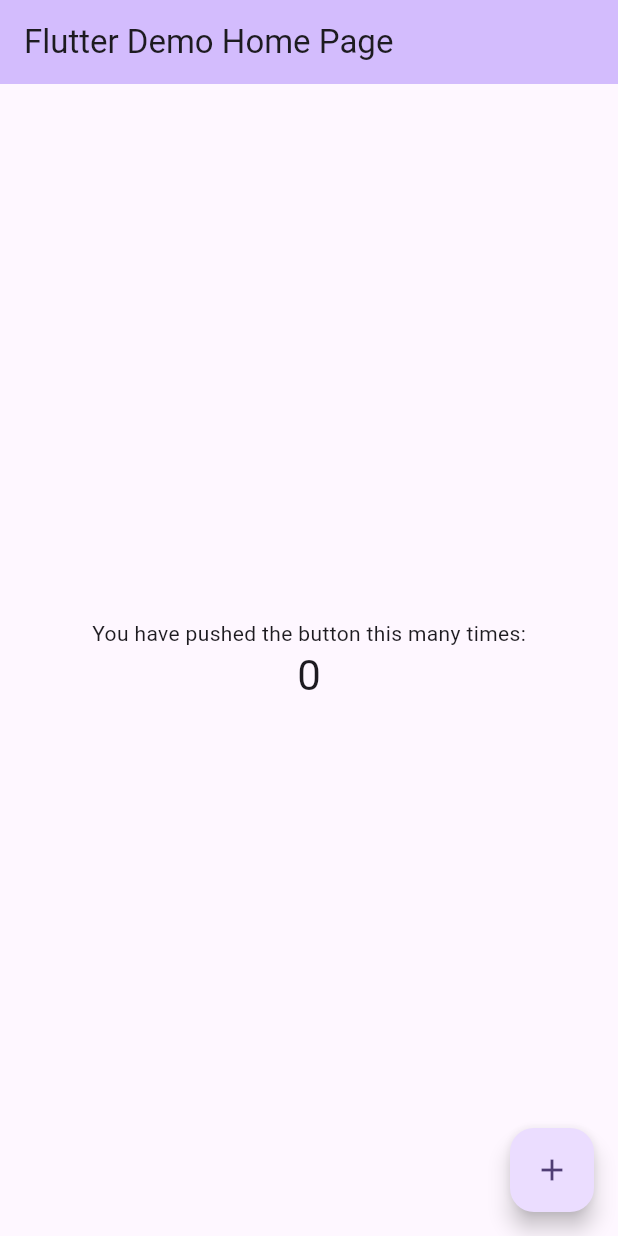
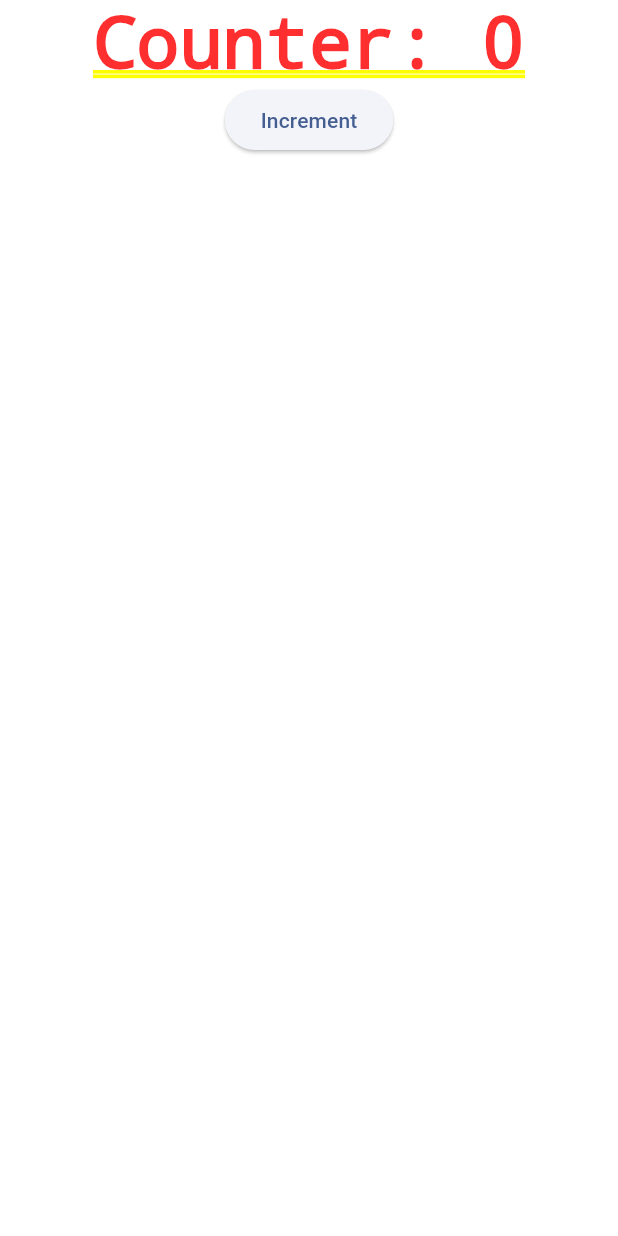
Before and after one commit to vosonha89/flutter-base-template, a Flutter app: the screen it shows after launch, on a phone screen of 412 x 824 dp. Run offline on Flutter 3.47's test engine with Material 3 defaults, Android fonts, the light colour scheme and no system bars.

Commit message:
Set up initial feature modules: `home` presentation and logic layers with updated app root structure.

```diff
--- /dev/null
+++ b/lib/app.dart
@@ -0,0 +1,33 @@
+import 'package:flutter/material.dart';
+import 'package:flutter_base_template/features/home/presentation/home.dart';
+
+class Application extends StatelessWidget {
+  const Application({super.key});
+
+  // This widget is the root of your application.
+  @override
+  Widget build(BuildContext context) {
+    return MaterialApp(
+      title: 'Flutter Demo',
+      theme: ThemeData(
+        // This is the theme of your application.
+        //
+        // TRY THIS: Try running your application with "flutter run". You'll see
+        // the application has a purple toolbar. Then, without quitting the app,
+        // try changing the seedColor in the colorScheme below to Colors.green
+        // and then invoke "hot reload" (save your changes or press the "hot
+        // reload" button in a Flutter-supported IDE, or press "r" if you used
+        // the command line to start the app).
+        //
+        // Notice that the counter didn't reset back to zero; the application
+        // state is not lost during the reload. To reset the state, use hot
+        // restart instead.
+        //
+        // This works for code too, not just values: Most code changes can be
+        // tested with just a hot reload.
+        colorScheme: ColorScheme.fromSeed(seedColor: Colors.blueAccent),
+      ),
+      home: const HomeView(),
+    );
+  }
+}
--- /dev/null
+++ b/lib/features/home/domain/home.logic.dart
@@ -0,0 +1,11 @@
+import 'package:flutter/material.dart';
+
+abstract class HomeLogic<T extends StatefulWidget> extends State<T> {
+  int counter = 0;
+
+  void increment() {
+    setState(() {
+      counter++;
+    });
+  }
+}
--- /dev/null
+++ b/lib/features/home/presentation/home.dart
@@ -0,0 +1,31 @@
+import 'package:flutter/material.dart';
+import '../domain/home.logic.dart';
+
+class HomeView extends StatefulWidget {
+  const HomeView({
+    super.key,
+    this.color = const Color(0xFFFFE306),
+    this.child,
+  });
+
+  final Color color;
+  final Widget? child;
+
+  @override
+  State<HomeView> createState() => _HomeWidgetState();
+}
+
+class _HomeWidgetState extends HomeLogic<HomeView> {
+  @override
+  Widget build(BuildContext context) {
+    return Column(
+      children: [
+        Text('Counter: $counter'),
+        ElevatedButton(
+          onPressed: increment,
+          child: Text('Increment'),
+        ),
+      ],
+    );
+  }
+}
--- a/lib/main.dart
+++ b/lib/main.dart
@@ -1,122 +1,6 @@
 import 'package:flutter/material.dart';
+import 'package:flutter_base_template/app.dart';
 
 void main() {
-  runApp(const MyApp());
+  runApp(const Application());
 }
-
-class MyApp extends StatelessWidget {
-  const MyApp({super.key});
-
-  // This widget is the root of your application.
-  @override
-  Widget build(BuildContext context) {
-    return MaterialApp(
-      title: 'Flutter Demo',
-      theme: ThemeData(
-        // This is the theme of your application.
-        //
-        // TRY THIS: Try running your application with "flutter run". You'll see
-        // the application has a purple toolbar. Then, without quitting the app,
-        // try changing the seedColor in the colorScheme below to Colors.green
-        // and then invoke "hot reload" (save your changes or press the "hot
-        // reload" button in a Flutter-supported IDE, or press "r" if you used
-        // the command line to start the app).
-        //
-        // Notice that the counter didn't reset back to zero; the application
-        // state is not lost during the reload. To reset the state, use hot
-        // restart instead.
-        //
-        // This works for code too, not just values: Most code changes can be
-        // tested with just a hot reload.
-        colorScheme: ColorScheme.fromSeed(seedColor: Colors.deepPurple),
-      ),
-      home: const MyHomePage(title: 'Flutter Demo Home Page'),
-    );
-  }
-}
-
-class MyHomePage extends StatefulWidget {
-  const MyHomePage({super.key, required this.title});
-
-  // This widget is the home page of your application. It is stateful, meaning
-  // that it has a State object (defined below) that contains fields that affect
-  // how it looks.
-
-  // This class is the configuration for the state. It holds the values (in this
-  // case the title) provided by the parent (in this case the App widget) and
-  // used by the build method of the State. Fields in a Widget subclass are
-  // always marked "final".
-
-  final String title;
-
-  @override
-  State<MyHomePage> createState() => _MyHomePageState();
-}
-
-class _MyHomePageState extends State<MyHomePage> {
-  int _counter = 0;
-
-  void _incrementCounter() {
-    setState(() {
-      // This call to setState tells the Flutter framework that something has
-      // changed in this State, which causes it to rerun the build method below
-      // so that the display can reflect the updated values. If we changed
-      // _counter without calling setState(), then the build method would not be
-      // called again, and so nothing would appear to happen.
-      _counter++;
-    });
-  }
-
-  @override
-  Widget build(BuildContext context) {
-    // This method is rerun every time setState is called, for instance as done
-    // by the _incrementCounter method above.
-    //
-    // The Flutter framework has been optimized to make rerunning build methods
-    // fast, so that you can just rebuild anything that needs updating rather
-    // than having to individually change instances of widgets.
-    return Scaffold(
-      appBar: AppBar(
-        // TRY THIS: Try changing the color here to a specific color (to
-        // Colors.amber, perhaps?) and trigger a hot reload to see the AppBar
-        // change color while the other colors stay the same.
-        backgroundColor: Theme.of(context).colorScheme.inversePrimary,
-        // Here we take the value from the MyHomePage object that was created by
-        // the App.build method, and use it to set our appbar title.
-        title: Text(widget.title),
-      ),
-      body: Center(
-        // Center is a layout widget. It takes a single child and positions it
-        // in the middle of the parent.
-        child: Column(
-          // Column is also a layout widget. It takes a list of children and
-          // arranges them vertically. By default, it sizes itself to fit its
-          // children horizontally, and tries to be as tall as its parent.
-          //
-          // Column has various properties to control how it sizes itself and
-          // how it positions its children. Here we use mainAxisAlignment to
-          // center the children vertically; the main axis here is the vertical
-          // axis because Columns are vertical (the cross axis would be
-          // horizontal).
-          //
-          // TRY THIS: Invoke "debug painting" (choose the "Toggle Debug Paint"
-          // action in the IDE, or press "p" in the console), to see the
-          // wireframe for each widget.
-          mainAxisAlignment: MainAxisAlignment.center,
-          children: <Widget>[
-            const Text('You have pushed the button this many times:'),
-            Text(
-              '$_counter',
-              style: Theme.of(context).textTheme.headlineMedium,
-            ),
-          ],
-        ),
-      ),
-      floatingActionButton: FloatingActionButton(
-        onPressed: _incrementCounter,
-        tooltip: 'Increment',
-        child: const Icon(Icons.add),
-      ), // This trailing comma makes auto-formatting nicer for build methods.
-    );
-  }
-}
```
Also changed, not shown: lib/features/home/data/home.model.dart (added), 3 other files.
